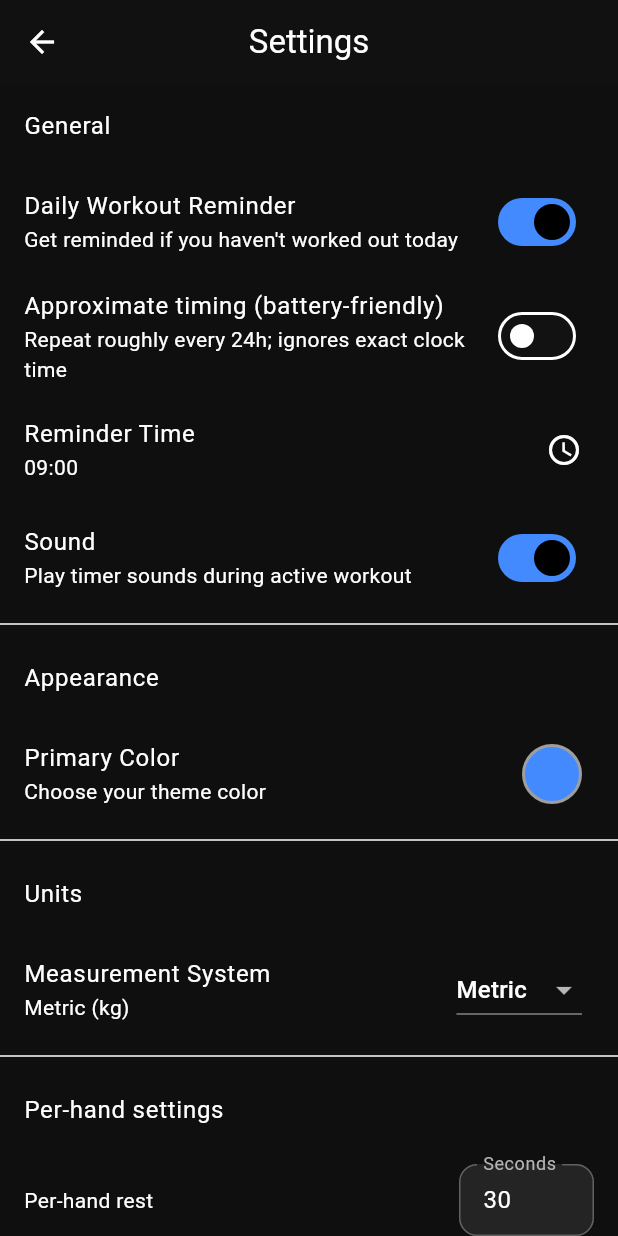
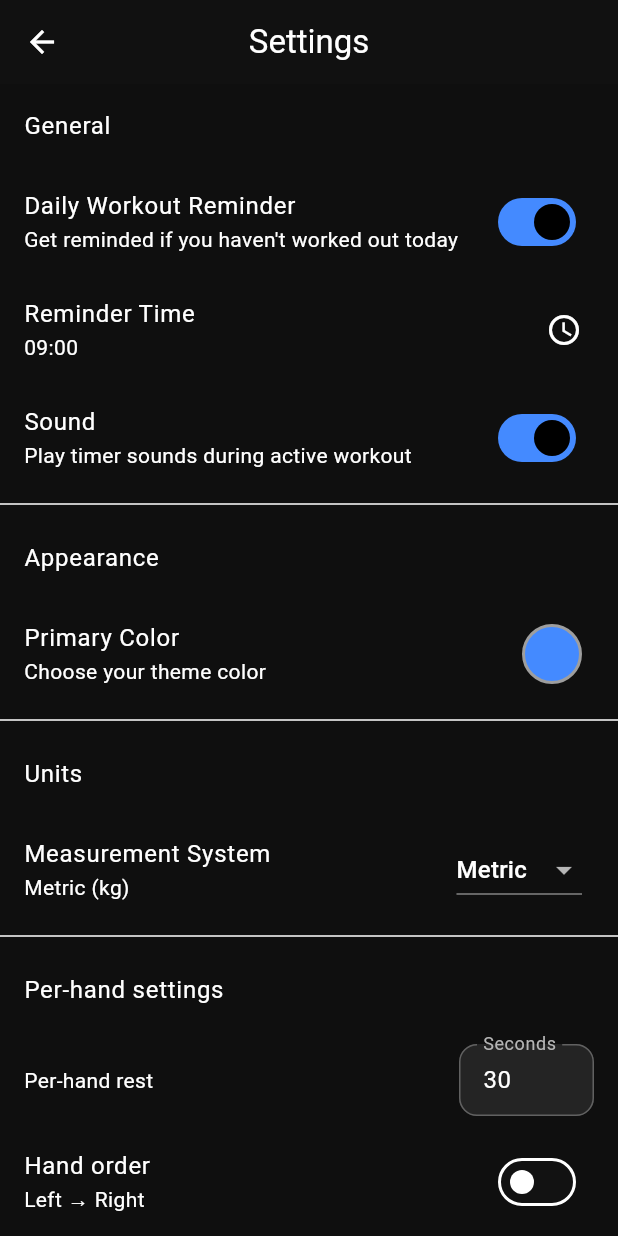
Before and after one commit to Kubikuli/TheSweatyApp, a Flutter app: the SettingsScreen screen opened by its route, after a tap on "Hand order", after a tap on "Daily Workout Reminder", on a phone screen of 412 x 824 dp. Run offline on Flutter 3.47's test engine with Material 3 defaults, Android fonts, the phone set to English and light mode, and no system bars; our stand-ins replace file_picker, flutter_colorpicker, flutter_local_notifications, package_info_plus, shared_preferences, sqflite and 2 more; missing offline and left inert: file_saver; accounts and stored records are empty.

Commit message:
feat: notifications now actually work, bug fixes, v1.3.0

```diff
--- a/lib/screens/settings_screen.dart
+++ b/lib/screens/settings_screen.dart
@@ -15,7 +15,6 @@ class SettingsScreen extends StatefulWidget {
 class _SettingsScreenState extends State<SettingsScreen> {
   bool _soundEnabled = true;
   bool _dailyRemindersEnabled = false;
-  bool _inexactDaily = false;
   int _reminderHour = 9;
   int _reminderMinute = 0;
   String _unitSystem = 'metric'; // 'metric' or 'imperial'
@@ -40,30 +39,16 @@ class _SettingsScreenState extends State<SettingsScreen> {
     final prefs = await SharedPreferences.getInstance();
     setState(() {
       _soundEnabled = prefs.getBool('sound_enabled') ?? true;
-      _dailyRemindersEnabled = prefs.getBool('daily_reminders_enabled') ?? false;
-      _inexactDaily = prefs.getBool('daily_reminders_inexact') ?? false;
+      _dailyRemindersEnabled =
+          prefs.getBool('daily_reminders_enabled') ?? false;
       _reminderHour = prefs.getInt('reminder_hour') ?? 9;
       _reminderMinute = prefs.getInt('reminder_minute') ?? 0;
       _unitSystem = prefs.getString('unit_system') ?? 'metric';
       _handRestSeconds = prefs.getInt('hand_rest_seconds') ?? 30;
-      _rightHandFirst = (prefs.getString('hand_order') ?? 'right_left') != 'left_right';
+      _rightHandFirst =
+          (prefs.getString('hand_order') ?? 'right_left') != 'left_right';
       _handRestController.text = _handRestSeconds.toString();
     });
-  }
-
-  Future<void> _saveBool(String key, bool value) async {
-    final prefs = await SharedPreferences.getInstance();
-    await prefs.setBool(key, value);
-  }
-
-  Future<void> _saveString(String key, String value) async {
-    final prefs = await SharedPreferences.getInstance();
-    await prefs.setString(key, value);
-  }
-
-  Future<void> _saveInt(String key, int value) async {
-    final prefs = await SharedPreferences.getInstance();
-    await prefs.setInt(key, value);
   }
 
   Future<void> _updateReminder(bool enabled, {int? hour, int? minute}) async {
@@ -73,12 +58,26 @@ class _SettingsScreenState extends State<SettingsScreen> {
 
     if (enabled) {
       // Schedule the reminder
-      if (_inexactDaily) {
-        await NotificationService.instance
-            .scheduleDailyWorkoutReminderPeriodic(hour: finalHour, minute: finalMinute);
-      } else {
-        await NotificationService.instance
+      final success = await NotificationService.instance
           .scheduleDailyWorkoutReminder(hour: finalHour, minute: finalMinute);
+
+      if (!success) {
+        // Permission denied, revert the toggle
+        setState(() => _dailyRemindersEnabled = false);
+        await prefs.setBool('daily_reminders_enabled', false);
+
+        // Show message to user
+        if (mounted) {
+          ScaffoldMessenger.of(context).showSnackBar(
+            const SnackBar(
+              content: Text(
+                'Please enable notification permissions in system settings to use reminders',
+              ),
+              duration: Duration(seconds: 4),
+            ),
+          );
+        }
+        return;
       }
     } else {
       // Cancel the reminder
@@ -114,7 +113,7 @@ class _SettingsScreenState extends State<SettingsScreen> {
 
     setState(() {
       _soundEnabled = defaultSound;
-      _dailyRemindersEnabled = true;
+      _dailyRemindersEnabled = false;
       _reminderHour = 15;
       _reminderMinute = 0;
       _unitSystem = defaultUnit;
@@ -144,7 +143,9 @@ class _SettingsScreenState extends State<SettingsScreen> {
       context: context,
       builder: (context) => AlertDialog(
         title: const Text('Restore defaults?'),
-        content: const Text('This will reset all settings to their default values.'),
+        content: const Text(
+          'This will reset all settings to their default values.',
+        ),
         actions: [
           TextButton(
             onPressed: () => Navigator.of(context).pop(false),
@@ -200,38 +201,22 @@ class _SettingsScreenState extends State<SettingsScreen> {
   @override
   Widget build(BuildContext context) {
     return Scaffold(
-      appBar: AppBar(
-        title: const Text('Settings'),
-        centerTitle: true,
-      ),
+      appBar: AppBar(title: const Text('Settings'), centerTitle: true),
       body: GestureDetector(
         behavior: HitTestBehavior.opaque,
         onTap: () => FocusManager.instance.primaryFocus?.unfocus(),
         child: ListView(
           children: [
-          const ListTile(
-            title: Text('General'),
-          ),
+            const ListTile(title: Text('General')),
             SwitchListTile(
               title: const Text('Daily Workout Reminder'),
-            subtitle: const Text('Get reminded if you haven\'t worked out today'),
+              subtitle: const Text(
+                'Get reminded if you haven\'t worked out today',
+              ),
               value: _dailyRemindersEnabled,
               onChanged: (v) async {
                 setState(() => _dailyRemindersEnabled = v);
                 await _updateReminder(v);
-            },
-          ),
-          if (_dailyRemindersEnabled)
-            SwitchListTile(
-              title: const Text('Approximate timing (battery-friendly)'),
-              subtitle: const Text('Repeat roughly every 24h; ignores exact clock time'),
-              value: _inexactDaily,
-              onChanged: (v) async {
-                setState(() => _inexactDaily = v);
-                final prefs = await SharedPreferences.getInstance();
-                await prefs.setBool('daily_reminders_inexact', v);
-                // Reschedule according to new mode
-                await _updateReminder(true);
               },
             ),
             if (_dailyRemindersEnabled)
@@ -249,13 +234,12 @@ class _SettingsScreenState extends State<SettingsScreen> {
               value: _soundEnabled,
               onChanged: (v) async {
                 setState(() => _soundEnabled = v);
-              await _saveBool('sound_enabled', v);
+                final prefs = await SharedPreferences.getInstance();
+                await prefs.setBool('sound_enabled', v);
               },
             ),
             const Divider(),
-          const ListTile(
-            title: Text('Appearance'),
-          ),
+            const ListTile(title: Text('Appearance')),
             ListTile(
               title: const Text('Primary Color'),
               subtitle: const Text('Choose your theme color'),
@@ -273,12 +257,12 @@ class _SettingsScreenState extends State<SettingsScreen> {
               ),
             ),
             const Divider(),
-          const ListTile(
-            title: Text('Units'),
-          ),
+            const ListTile(title: Text('Units')),
             ListTile(
               title: const Text('Measurement System'),
-            subtitle: Text(_unitSystem == 'metric' ? 'Metric (kg)' : 'Imperial (lb)'),
+              subtitle: Text(
+                _unitSystem == 'metric' ? 'Metric (kg)' : 'Imperial (lb)',
+              ),
               trailing: DropdownButton<String>(
                 value: _unitSystem,
                 items: const [
@@ -288,16 +272,18 @@ class _SettingsScreenState extends State<SettingsScreen> {
                 onChanged: (v) async {
                   if (v == null) return;
                   setState(() => _unitSystem = v);
-                await _saveString('unit_system', v);
+                  final prefs = await SharedPreferences.getInstance();
+                  await prefs.setString('unit_system', v);
                 },
               ),
             ),
             const Divider(),
-          const ListTile(
-            title: Text('Per-hand settings'),
+            const ListTile(title: Text('Per-hand settings')),
+            Padding(
+              padding: const EdgeInsets.symmetric(
+                horizontal: 16.0,
+                vertical: 8.0,
               ),
-          Padding(
-            padding: const EdgeInsets.symmetric(horizontal: 16.0, vertical: 8.0),
               child: Row(
                 children: [
                   const Text('Per-hand rest'),
@@ -312,27 +298,46 @@ class _SettingsScreenState extends State<SettingsScreen> {
                         filled: true,
                         fillColor: const Color.fromARGB(255, 36, 36, 36),
                         isDense: true,
-                      contentPadding: const EdgeInsets.symmetric(horizontal: 12, vertical: 12),
+                        contentPadding: const EdgeInsets.symmetric(
+                          horizontal: 12,
+                          vertical: 12,
+                        ),
                         border: OutlineInputBorder(
                           borderRadius: BorderRadius.circular(12),
-                        borderSide: BorderSide(color: Colors.grey.shade700, width: 1),
+                          borderSide: BorderSide(
+                            color: Colors.grey.shade700,
+                            width: 1,
+                          ),
                         ),
                         enabledBorder: OutlineInputBorder(
                           borderRadius: BorderRadius.circular(12),
-                        borderSide: BorderSide(color: Colors.grey.shade700, width: 1),
+                          borderSide: BorderSide(
+                            color: Colors.grey.shade700,
+                            width: 1,
+                          ),
                         ),
                         focusedBorder: OutlineInputBorder(
                           borderRadius: BorderRadius.circular(12),
-                        borderSide: BorderSide(color: Theme.of(context).colorScheme.primary, width: 2),
+                          borderSide: BorderSide(
+                            color: Theme.of(context).colorScheme.primary,
+                            width: 2,
                           ),
-                      labelStyle: const TextStyle(color: Color.fromARGB(255, 180, 180, 180)),
-                      hintStyle: const TextStyle(color: Color.fromARGB(255, 130, 130, 130)),
+                        ),
+                        labelStyle: const TextStyle(
+                          color: Color.fromARGB(255, 180, 180, 180),
+                        ),
+                        hintStyle: const TextStyle(
+                          color: Color.fromARGB(255, 130, 130, 130),
+                        ),
                       ),
                       onChanged: (value) async {
                         final parsed = int.tryParse(value);
-                      final seconds = parsed != null && parsed >= 0 ? parsed : 0;
+                        final seconds = parsed != null && parsed >= 0
+                            ? parsed
+                            : 0;
                         setState(() => _handRestSeconds = seconds);
-                      await _saveInt('hand_rest_seconds', seconds);
+                        final prefs = await SharedPreferences.getInstance();
+                        await prefs.setInt('hand_rest_seconds', seconds);
                       },
                     ),
                   ),
@@ -345,7 +350,11 @@ class _SettingsScreenState extends State<SettingsScreen> {
               value: _rightHandFirst,
               onChanged: (v) async {
                 setState(() => _rightHandFirst = v);
-              await _saveString('hand_order', v ? 'right_left' : 'left_right');
+                final prefs = await SharedPreferences.getInstance();
+                await prefs.setString(
+                  'hand_order',
+                  v ? 'right_left' : 'left_right',
+                );
               },
             ),
             const SizedBox(height: 16),
--- a/lib/services/notification_service.dart
+++ b/lib/services/notification_service.dart
@@ -35,26 +35,17 @@ class NotificationService {
     // Request iOS permissions
     await _notificationsPlugin
         .resolvePlatformSpecificImplementation<
-            IOSFlutterLocalNotificationsPlugin>()
-        ?.requestPermissions(
-          alert: true,
-          badge: true,
-          sound: true,
-        );
+          IOSFlutterLocalNotificationsPlugin
+        >()
+        ?.requestPermissions(alert: true, badge: true, sound: true);
 
-    // Request Android permissions
+    // Create notification channel (Android)
     if (Platform.isAndroid) {
       final androidImplementation = _notificationsPlugin
           .resolvePlatformSpecificImplementation<
-              AndroidFlutterLocalNotificationsPlugin>();
+            AndroidFlutterLocalNotificationsPlugin
+          >();
 
-      // Request notification permission (Android 13+)
-      await androidImplementation?.requestNotificationsPermission();
-
-      // Request exact alarm permission (Android 12+)
-      await androidImplementation?.requestExactAlarmsPermission();
-
-      // Create notification channel
       const AndroidNotificationChannel channel = AndroidNotificationChannel(
         'workout_reminder',
         'Workout Reminders',
@@ -68,13 +59,54 @@ class NotificationService {
   }
 
   /// Schedule a daily workout reminder
-  Future<void> scheduleDailyWorkoutReminder({
+  /// Uses matchDateTimeComponents for true daily repetition
+  /// Returns true if scheduled successfully, false if permissions were denied
+  Future<bool> scheduleDailyWorkoutReminder({
     required int hour,
     required int minute,
   }) async {
     final prefs = await SharedPreferences.getInstance();
     await prefs.setInt('reminder_hour', hour);
     await prefs.setInt('reminder_minute', minute);
+
+    // Check and request permissions on Android
+    if (Platform.isAndroid) {
+      final androidImplementation = _notificationsPlugin
+          .resolvePlatformSpecificImplementation<
+            AndroidFlutterLocalNotificationsPlugin
+          >();
+
+      // Check if notifications are already enabled
+      final notificationsEnabled =
+          await androidImplementation?.areNotificationsEnabled() ?? false;
+
+      if (!notificationsEnabled) {
+        // Try to request - this only works once
+        final granted =
+            await androidImplementation?.requestNotificationsPermission() ??
+            false;
+        if (!granted) {
+          return false;
+        }
+      }
+
+      // Check exact alarm permission
+      final canSchedule =
+          await androidImplementation?.canScheduleExactNotifications() ?? false;
+
+      if (!canSchedule) {
+        // Request exact alarm permission (opens settings)
+        await androidImplementation?.requestExactAlarmsPermission();
+
+        // Check again after user returns
+        final canScheduleNow =
+            await androidImplementation?.canScheduleExactNotifications() ??
+            false;
+        if (!canScheduleNow) {
+          return false;
+        }
+      }
+    }
 
     // Cancel existing reminder
     await _notificationsPlugin.cancel(1);
@@ -88,14 +120,18 @@ class NotificationService {
       nowTz.day,
       hour,
       minute,
+      0, // seconds
+      0, // milliseconds
+      0, // microseconds
     );
+
+    // If the scheduled time is in the past, schedule for tomorrow
     if (scheduledDate.isBefore(nowTz)) {
       scheduledDate = scheduledDate.add(const Duration(days: 1));
     }
 
-
     try {
-      // 1) Schedule one-shot exact notification for the next occurrence (ID 1)
+      // Schedule with matchDateTimeComponents for daily repetition
       await _notificationsPlugin.zonedSchedule(
         1,
         'Time to work out!',
@@ -121,124 +157,16 @@ class NotificationService {
         androidScheduleMode: AndroidScheduleMode.exactAllowWhileIdle,
         uiLocalNotificationDateInterpretation:
             UILocalNotificationDateInterpretation.absoluteTime,
-      );
-
-      // 2) Schedule repeating daily starting tomorrow at the same time (ID 3)
-      final tz.TZDateTime startTomorrow = scheduledDate.add(const Duration(days: 1));
-      await _notificationsPlugin.zonedSchedule(
-        3,
-        'Time to work out!',
-        'You haven\'t completed a workout yet today. Let\'s get moving!',
-        startTomorrow,
-        const NotificationDetails(
-          android: AndroidNotificationDetails(
-            'workout_reminder',
-            'Workout Reminders',
-            channelDescription: 'Reminders to complete your daily workout',
-            importance: Importance.high,
-            priority: Priority.high,
-            enableVibration: true,
-            playSound: true,
-            icon: '@mipmap/ic_launcher',
-          ),
-          iOS: DarwinNotificationDetails(
-            presentAlert: true,
-            presentBadge: true,
-            presentSound: true,
-          ),
-        ),
-        androidScheduleMode: AndroidScheduleMode.exactAllowWhileIdle,
-        uiLocalNotificationDateInterpretation:
-            UILocalNotificationDateInterpretation.absoluteTime,
         matchDateTimeComponents: DateTimeComponents.time,
       );
+      return true;
     } catch (e) {
-      // Ignore errors during scheduling
+      return false;
     }
-  }
-
-  /// Schedule a daily workout reminder using periodic (inexact) repeats
-  Future<void> scheduleDailyWorkoutReminderPeriodic({
-    required int hour,
-    required int minute,
-  }) async {
-    final prefs = await SharedPreferences.getInstance();
-    await prefs.setInt('reminder_hour', hour);
-    await prefs.setInt('reminder_minute', minute);
-
-    // Cancel any existing exact schedules to avoid duplicates
-    await _notificationsPlugin.cancel(1);
-    await _notificationsPlugin.cancel(3);
-    await _notificationsPlugin.cancel(4);
-
-    try {
-      await _notificationsPlugin.periodicallyShow(
-        4,
-        'Time to work out!',
-        'You haven\'t completed a workout yet today. Let\'s get moving!',
-        RepeatInterval.daily,
-        const NotificationDetails(
-          android: AndroidNotificationDetails(
-            'workout_reminder',
-            'Workout Reminders',
-            channelDescription: 'Reminders to complete your daily workout',
-            importance: Importance.high,
-            priority: Priority.high,
-            enableVibration: true,
-            playSound: true,
-            icon: '@mipmap/ic_launcher',
-          ),
-          iOS: DarwinNotificationDetails(
-            presentAlert: true,
-            presentBadge: true,
-            presentSound: true,
-          ),
-        ),
-      );
-    } catch (e) {
-      // Ignore errors during scheduling
-    }
-  }
-
-  /// Show an immediate workout reminder notification
-  Future<void> showWorkoutReminder() async {
-    await _notificationsPlugin.show(
-      2,
-      'Time to work out!',
-      'You haven\'t completed a workout yet today. Let\'s get moving!',
-      const NotificationDetails(
-        android: AndroidNotificationDetails(
-          'workout_reminder',
-          'Workout Reminders',
-          channelDescription: 'Reminders to complete your daily workout',
-          importance: Importance.high,
-          priority: Priority.high,
-          enableVibration: true,
-          playSound: true,
-          icon: '@mipmap/ic_launcher',
-        ),
-        iOS: DarwinNotificationDetails(
-          presentAlert: true,
-          presentBadge: true,
-          presentSound: true,
-        ),
-      ),
-    );
   }
 
   /// Cancel all scheduled reminders
   Future<void> cancelReminders() async {
     await _notificationsPlugin.cancel(1);
-    await _notificationsPlugin.cancel(3);
-    await _notificationsPlugin.cancel(4);
-  }
-
-  /// Get saved reminder time
-  Future<Map<String, int>> getSavedReminderTime() async {
-    final prefs = await SharedPreferences.getInstance();
-    return {
-      'hour': prefs.getInt('reminder_hour') ?? 9,
-      'minute': prefs.getInt('reminder_minute') ?? 0,
-    };
   }
 }
--- a/pubspec.yaml
+++ b/pubspec.yaml
@@ -16,7 +16,7 @@ publish_to: 'none' # Remove this line if you wish to publish to pub.dev
 # https://developer.apple.com/library/archive/documentation/General/Reference/InfoPlistKeyReference/Articles/CoreFoundationKeys.html
 # In Windows, build-name is used as the major, minor, and patch parts
 # of the product and file versions while build-number is used as the build suffix.
-version: 1.2.6+9
+version: 1.3.0+10
 
 environment:
   sdk: ^3.10.1
```
Also changed, not shown: lib/main.dart (+37 -14 lines), lib/screens/active_workout_screen.dart (+13 -4 lines), 2 other files. Lines whose indentation alone changed are shown as unchanged.
